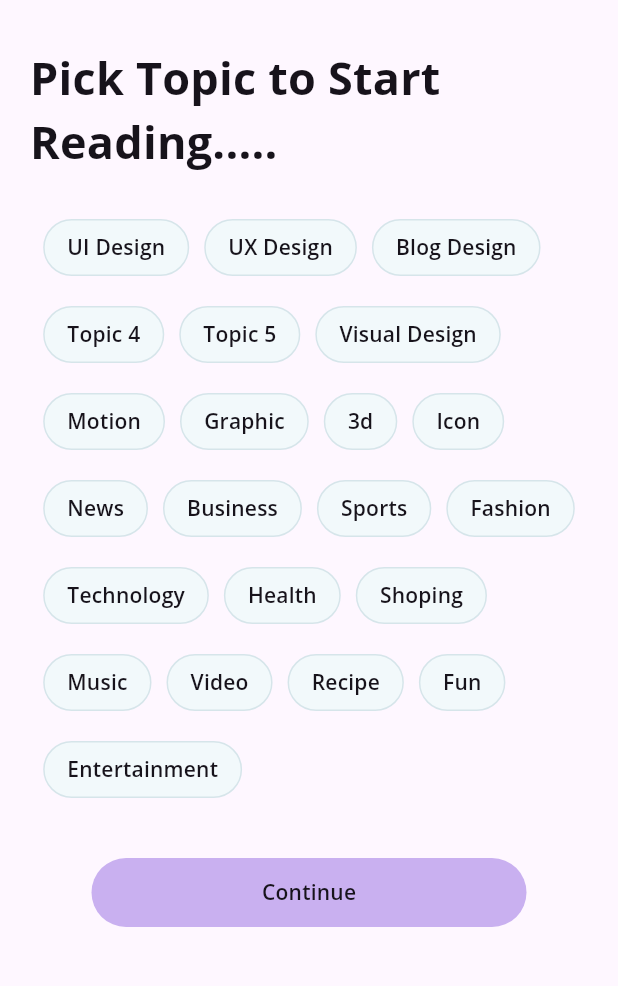
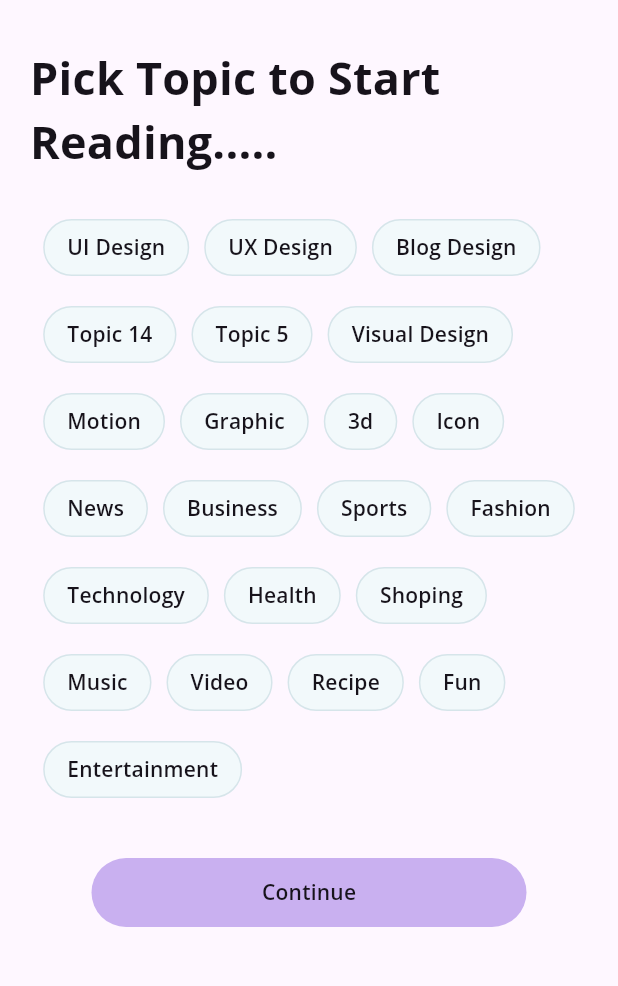
Before and after one commit to riyad-from-space/article_social_media, a Flutter app: the screen it shows after launch, on a phone screen of 412 x 824 dp, the part 150-1136 px from its top. Run offline on Flutter 3.47's test engine with Material 3 defaults, Android fonts, the phone set to English and light mode, and no system bars; our stand-ins replace google_fonts, pin_code_fields.

Commit message:
topic is changed

```diff
--- a/lib/views/screens/topic_screen/topic_selection.dart
+++ b/lib/views/screens/topic_screen/topic_selection.dart
@@ -16,7 +16,7 @@ class _SelectionTopicState extends State<SelectionTopic> {
     'UI Design',
     'UX Design',
     'Blog Design',
-    'Topic 4',
+    'Topic 14',
     'Topic 5',
     'Visual Design',
     'Motion',
```
